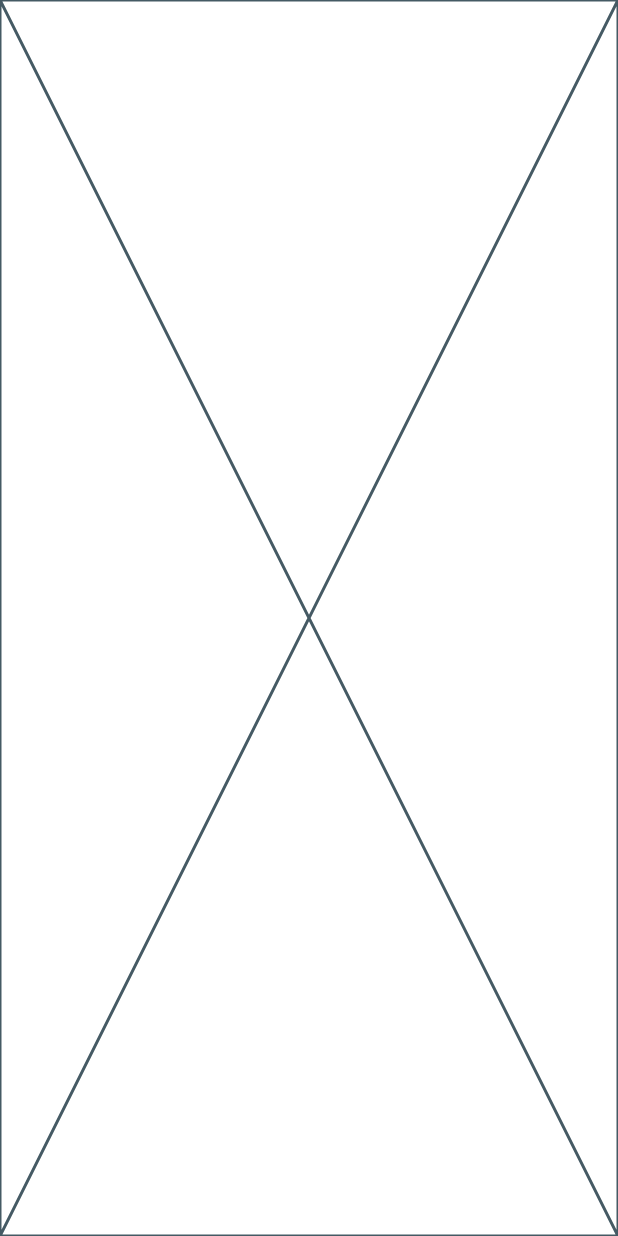
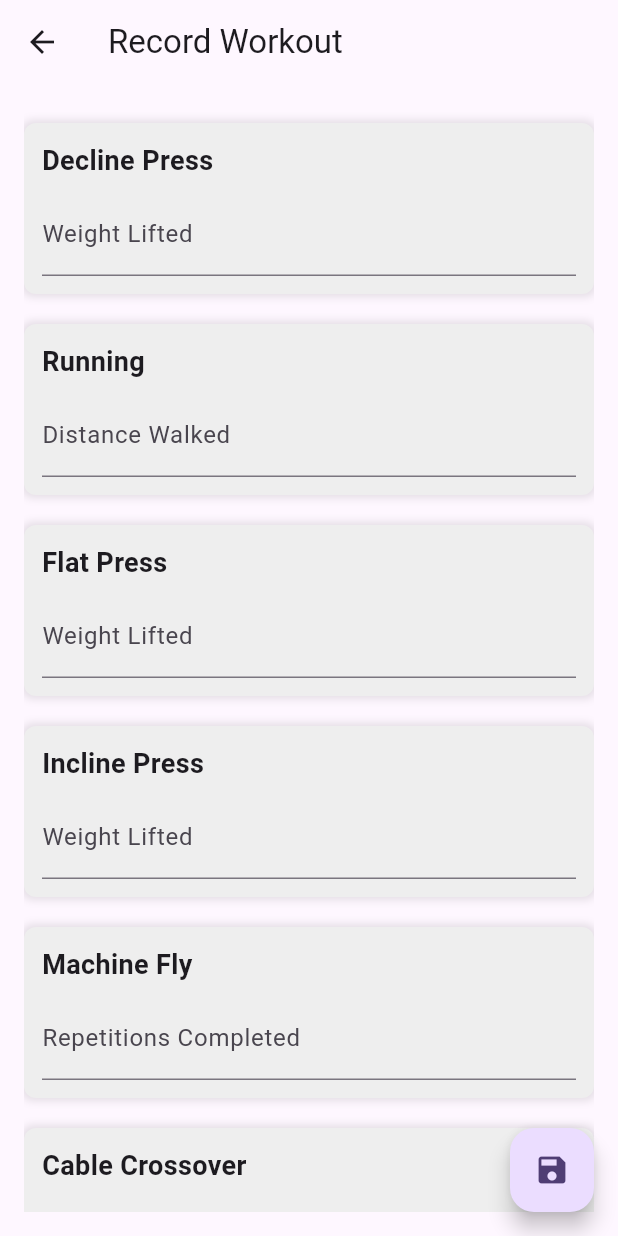
Before and after one commit to Yashtap1245-Tech/WorkItOut, a Flutter app: the screen it shows after launch, after a tap on the "add" icon, on a phone screen of 412 x 824 dp. Run offline on Flutter 3.47's test engine with Material 3 defaults, Android fonts, the phone set to English and light mode, and no system bars.

Commit message:
Added Forms and Input widgets for each input type

```diff
--- /dev/null
+++ b/lib/distance_input.dart
@@ -0,0 +1,31 @@
+import 'package:flutter/material.dart';
+import 'package:flutter/services.dart';
+
+class DistanceInput extends StatelessWidget {
+
+  final TextEditingController controller;
+
+  DistanceInput({Key ? key}) : controller = TextEditingController(), super(key : key);
+
+  @override
+  Widget build(BuildContext context) {
+    return TextFormField(
+      controller: controller,
+      keyboardType: TextInputType.number,
+      decoration: InputDecoration(
+        labelText: "Distance Walked",
+        hintText: "Enter Distance in km"
+      ),
+      inputFormatters: [
+        FilteringTextInputFormatter.digitsOnly, // Only allow digits
+      ],
+      validator: (value) {
+        if(value == null || value.isEmpty){
+          return "Please Enter Distance in km";
+        }
+        return null;
+      },
+    );
+  }
+
+}
--- /dev/null
+++ b/lib/repetitions_input.dart
@@ -0,0 +1,29 @@
+import 'package:flutter/material.dart';
+import 'package:flutter/services.dart';
+
+class RepetitionsInput extends StatelessWidget {
+  final TextEditingController controller;
+
+  RepetitionsInput({Key? key}) : controller = TextEditingController(), super(key: key);
+
+  @override
+  Widget build(BuildContext context) {
+    return TextFormField(
+      controller: controller,
+      keyboardType: TextInputType.number,
+      decoration: InputDecoration(
+        labelText: 'Repetitions Completed',
+        hintText: 'Enter Number of repetitions',
+      ),
+      inputFormatters: [
+        FilteringTextInputFormatter.digitsOnly, // Only allow digits
+      ],
+      validator: (value) {
+        if (value == null || value.isEmpty) {
+          return 'Enter Number of repetitions';
+        }
+        return null;
+      },
+    );
+  }
+}
--- /dev/null
+++ b/lib/weight_input.dart
@@ -0,0 +1,29 @@
+import 'package:flutter/material.dart';
+import 'package:flutter/services.dart';
+
+class WeightInput extends StatelessWidget {
+  final TextEditingController controller;
+
+  WeightInput({Key? key}) : controller = TextEditingController(), super(key: key);
+
+  @override
+  Widget build(BuildContext context) {
+    return TextFormField(
+      controller: controller,
+      keyboardType: TextInputType.number,
+      decoration: InputDecoration(
+        labelText: "Weight Lifted",
+        hintText: "Enter Weight lifted in Kg"
+      ),
+      inputFormatters: [
+        FilteringTextInputFormatter.digitsOnly, // Only allow digits
+      ],
+      validator: (value) {
+        if (value == null || value.isEmpty) {
+          return "Enter Weight lifted in Kg";
+        }
+        return null;
+      },
+    );
+  }
+}
--- a/lib/workout_recording_page.dart
+++ b/lib/workout_recording_page.dart
@@ -1,5 +1,7 @@
 import 'package:flutter/material.dart';
-
+import 'package:workout_tracker/distance_input.dart';
+import 'package:workout_tracker/repetitions_input.dart';
+import 'package:workout_tracker/weight_input.dart';
 import 'model/exercise.dart';
 import 'model/workout_plan.dart';
 
@@ -11,9 +13,82 @@ class WorkoutRecordingPage extends StatefulWidget {
 }
 
 class _State extends State<WorkoutRecordingPage> {
+
+  final _formKey = GlobalKey<FormState>();
+  late Map<String, TextEditingController> _controllers;
+
+  @override
+  @override
+  void initState() {
+    super.initState();
+    _controllers = {};
+
+    for(var exercise in workoutPlan.exercises){
+      _controllers[exercise.name] = TextEditingController();
+    }
+
+  }
   @override
   Widget build(BuildContext context) {
-    return const Placeholder();
+    return Scaffold(
+      appBar: AppBar(title: Text('Record Workout')),
+      body: Padding(
+        padding: const EdgeInsets.all(16.0),
+        child: Form(
+          key: _formKey,
+          child: SingleChildScrollView(
+            child: Column(
+              crossAxisAlignment: CrossAxisAlignment.start,
+              children: workoutPlan.exercises.map((exercise) {
+                Widget inputType = Container();
+
+                if(exercise.unit == "reps")
+                  inputType = RepetitionsInput();
+                else if(exercise.unit == "kg")
+                  inputType = WeightInput();
+                else if(exercise.unit == "km")
+                  inputType = DistanceInput();
+
+                return Container(
+                  margin: const EdgeInsets.symmetric(vertical: 10),
+                  padding: const EdgeInsets.all(12),
+                  decoration: BoxDecoration(
+                    color: Colors.grey[200],
+                    borderRadius: BorderRadius.circular(8),
+                    boxShadow: [
+                      BoxShadow(
+                        color: Colors.black.withOpacity(0.1),
+                        blurRadius: 4,
+                        spreadRadius: 2,
+                      ),
+                    ],
+                  ),
+                  child: Column(
+                    crossAxisAlignment: CrossAxisAlignment.start,
+                    children: [
+                      Text(
+                        exercise.name,
+                        style: TextStyle(
+                          fontSize: 18,
+                          fontWeight: FontWeight.bold,
+                        ),
+                      ),
+                      SizedBox(height: 8),
+                      inputType,
+                    ],
+                  ),
+                );
+              }).toList(),
+            ),
+          ),
+        ),
+      ),
+      floatingActionButton: FloatingActionButton(
+        onPressed: () {},
+        child: Icon(Icons.save),
+        tooltip: 'Save Workout',
+      ),
+    );
   }
 }
 
```
